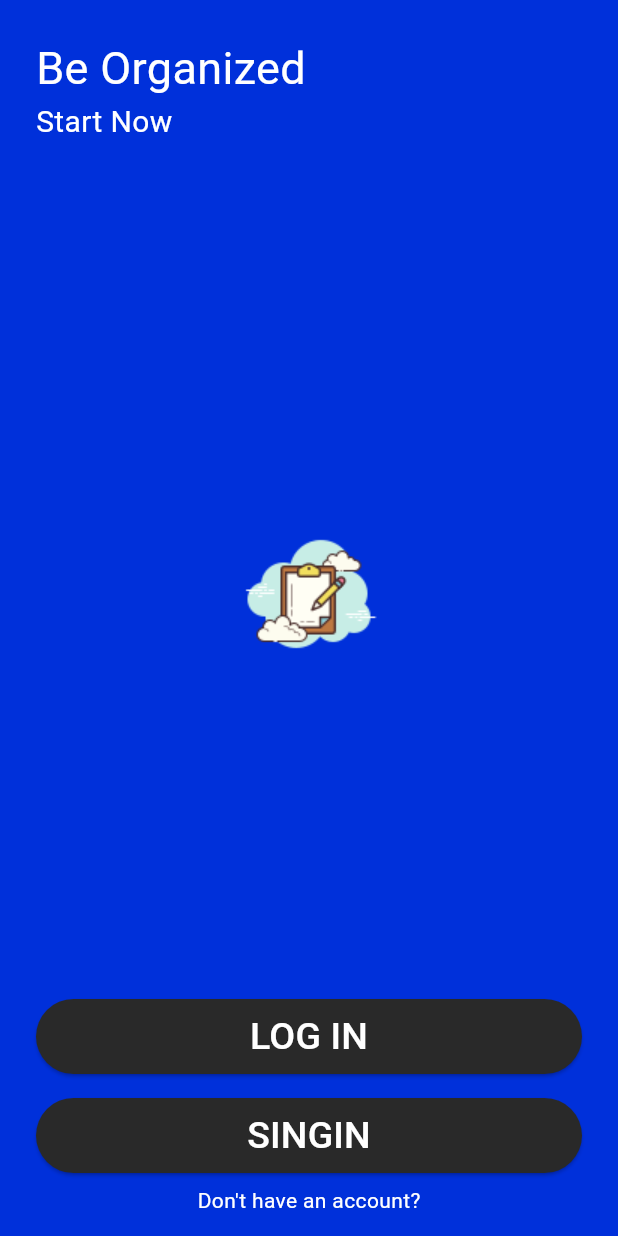
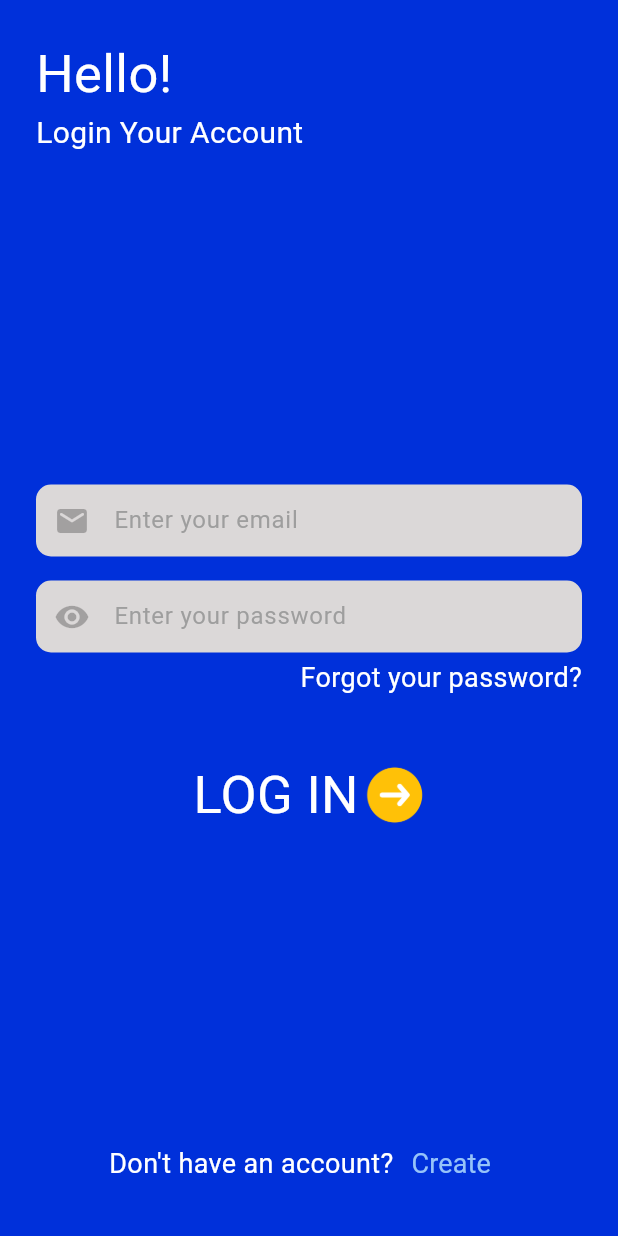
Before and after one commit to mst-zannathi-khatun/mytask, a Flutter app: the screen it shows after launch, after a tap on "LOG IN", on a phone screen of 412 x 824 dp. Run offline on Flutter 3.47's test engine with Material 3 defaults, Android fonts, the phone set to English and light mode, and no system bars.

Commit message:
Login Screen UI Design Completed

```diff
--- a/lib/main.dart
+++ b/lib/main.dart
@@ -3,11 +3,12 @@ import 'package:mytask/ui/screens/splash_screen.dart';
 import 'package:mytask/ui/style/coustom_colors.dart';
 
 void main() {
-  runApp(MyTask());
+  runApp(const MyTask());
 }
 
 class MyTask extends StatelessWidget {
   const MyTask({super.key});
+
   @override
   Widget build(BuildContext context) {
     return MaterialApp(
@@ -15,7 +16,7 @@ class MyTask extends StatelessWidget {
       theme: ThemeData(
         scaffoldBackgroundColor: MyTaskThemeColor.primaryColor,
       ),
-      home: SplashScreen(),
+      home: const SplashScreen(),
     );
   }
 }
--- /dev/null
+++ b/lib/ui/screens/login_screen.dart
@@ -0,0 +1,103 @@
+import 'package:flutter/material.dart';
+import 'package:mytask/ui/style/coustom_textstyle.dart';
+import '../widgets/TextFormFieldWidget.dart';
+
+class LoginScreen extends StatefulWidget {
+  const LoginScreen({super.key});
+
+  @override
+  State<LoginScreen> createState() => _LoginScreenState();
+}
+
+class _LoginScreenState extends State<LoginScreen> {
+  @override
+  Widget build(BuildContext context) {
+    return Scaffold(
+      body: Padding(
+        padding: const EdgeInsets.all(24),
+        child: Column(
+          crossAxisAlignment: CrossAxisAlignment.start,
+          children: [
+            Text(
+              "Hello!",
+              style: MyTaskTextStyle.headTextStyle,
+            ),
+            Text(
+              "Login Your Account",
+              style: MyTaskTextStyle.secondTextStyle,
+            ),
+            const SizedBox(
+              height: 220,
+            ),
+            const SizedBox(
+              width: double.infinity,
+              child: TextFormFieldWidget(
+                prefixIcons: Icon(Icons.email_rounded),
+                hintText: "Enter your email",
+              ),
+            ),
+            const SizedBox(
+              height: 16,
+            ),
+            const SizedBox(
+              width: double.infinity,
+              child: TextFormFieldWidget(
+                prefixIcons: Icon(Icons.remove_red_eye_sharp),
+                hintText: "Enter your password",
+              ),
+            ),
+            const SizedBox(
+              height: 4,
+            ),
+            Align(
+              alignment: Alignment.centerRight,
+              child: Text(
+                "Forgot your password?",
+                style: MyTaskTextStyle.smallTextStyle,
+              ),
+            ),
+            const SizedBox(
+              height: 40, // Adjusted spacing as needed
+            ),
+            Row(
+              mainAxisAlignment: MainAxisAlignment.center,
+              crossAxisAlignment: CrossAxisAlignment.center,
+              children: [
+                Text(
+                  "LOG IN",
+                  style: MyTaskTextStyle.buttonTextStyle,
+                ),
+                const SizedBox(
+                  width: 4,
+                ),
+                Image.asset(
+                  "assets/images/arrow.png",
+                  height: 40,
+                  width: 40,
+                ),
+              ],
+            ),
+            const Spacer(),
+            Row(
+              mainAxisAlignment: MainAxisAlignment.center,
+              crossAxisAlignment: CrossAxisAlignment.center,
+              children: [
+                Text(
+                  "Don't have an account?",
+                  style: MyTaskTextStyle.smallTextStyle,
+                ),
+                TextButton(
+                  onPressed: () {},
+                  child: Text(
+                    "Create",
+                    style: MyTaskTextStyle.buttonCreateText,
+                  ),
+                ),
+              ],
+            ),
+          ],
+        ),
+      ),
+    );
+  }
+}
--- a/lib/ui/screens/splash_screen.dart
+++ b/lib/ui/screens/splash_screen.dart
@@ -1,4 +1,5 @@
 import 'package:flutter/material.dart';
+import 'package:mytask/ui/screens/login_screen.dart';
 import '../style/coustom_textstyle.dart';
 import '../widgets/ElevatedButtonWidget.dart';
 
@@ -31,13 +32,18 @@ class SplashScreen extends StatelessWidget {
                 child: Image.asset("assets/images/logo.png")),
           ),
           const SizedBox(
-            height: 120,
+            height: 100,
           ),
           SizedBox(
             height: 50,
             width: double.infinity,
             child: ElevatedButtonWidget(
-              onPressed: () {},
+              onPressed: () {
+                Navigator.push(
+                    context,
+                    MaterialPageRoute(
+                        builder: (context) => const LoginScreen()));
+              },
               buttonText: "LOG IN",
             ),
           ),
@@ -49,7 +55,7 @@ class SplashScreen extends StatelessWidget {
             width: double.infinity,
             child: ElevatedButtonWidget(
               onPressed: () {},
-              buttonText: "SINGIN",
+              buttonText: "SING IN",
             ),
           ),
           const SizedBox(
--- a/lib/ui/style/coustom_colors.dart
+++ b/lib/ui/style/coustom_colors.dart
@@ -2,6 +2,8 @@
 import 'package:flutter/material.dart';
 
 class MyTaskThemeColor {
-  static Color primaryColor = Color(0xff0030DA);
-  static Color lightBlack = Color(0xff292929);
+  static Color primaryColor = const Color(0xff0030DA);
+  static Color lightBlack = const Color(0xff292929);
+  static Color greyColor = const Color(0xffDBD8D8);
+  static Color lightBlue = const Color(0xff96C3F9);
 }
--- a/lib/ui/style/coustom_textstyle.dart
+++ b/lib/ui/style/coustom_textstyle.dart
@@ -1,25 +1,35 @@
 import 'package:flutter/material.dart';
+import 'coustom_colors.dart';
 
-
-
-class MyTaskTextStyle{
-
-  static TextStyle headTextStyle = TextStyle(
-    fontSize: 30,
+class MyTaskTextStyle {
+  static TextStyle headTextStyle = const TextStyle(
+    fontSize: 35,
     fontWeight: FontWeight.normal,
     color: Colors.white,
   );
 
-  static TextStyle secondTextStyle = TextStyle(
+  static TextStyle secondTextStyle = const TextStyle(
     fontSize: 20,
     fontWeight: FontWeight.normal,
     color: Colors.white,
   );
 
-  static TextStyle smallTextStyle = TextStyle(
-    fontSize: 14,
+  static TextStyle smallTextStyle = const TextStyle(
+    fontSize: 18,
     fontWeight: FontWeight.normal,
     color: Colors.white,
   );
 
+  static TextStyle buttonTextStyle = const TextStyle(
+    fontSize: 35,
+    fontWeight: FontWeight.normal,
+    color: Colors.white,
+  );
+
+  static TextStyle buttonCreateText =  TextStyle(
+    fontSize: 18,
+    fontWeight: FontWeight.normal,
+    color: MyTaskThemeColor.lightBlue,
+  );
+
 }
--- a/lib/ui/widgets/ElevatedButtonWidget.dart
+++ b/lib/ui/widgets/ElevatedButtonWidget.dart
@@ -7,21 +7,21 @@ class ElevatedButtonWidget extends StatelessWidget {
   final String buttonText;
 
   const ElevatedButtonWidget({
-    Key? key,
+    super.key,
     required this.onPressed,
     required this.buttonText,
-  }) : super(key: key);
+  });
 
   @override
   Widget build(BuildContext context) {
     return ElevatedButton(
       onPressed: onPressed,
+      style: ElevatedButton.styleFrom(
+        backgroundColor: MyTaskThemeColor.lightBlack,
+      ),
       child: Text(
         buttonText,
-        style: TextStyle(color: Colors.white, fontSize: 25),
-      ),
-      style: ElevatedButton.styleFrom(
-        backgroundColor: MyTaskThemeColor.lightBlack,
+        style: const TextStyle(color: Colors.white, fontSize: 25),
       ),
     );
   }
--- /dev/null
+++ b/lib/ui/widgets/TextFormFieldWidget.dart
@@ -0,0 +1,32 @@
+import 'package:flutter/material.dart';
+import '../style/coustom_colors.dart';
+
+class TextFormFieldWidget extends StatelessWidget {
+  final Icon prefixIcons;
+  final String hintText;
+
+  const TextFormFieldWidget({
+    super.key,
+    required this.prefixIcons,
+    required this.hintText,
+  });
+
+  @override
+  Widget build(BuildContext context) {
+    return TextFormField(
+      decoration: InputDecoration(
+        border: OutlineInputBorder(
+          borderSide: BorderSide.none,
+          borderRadius: BorderRadius.circular(10),
+        ),
+        fillColor: MyTaskThemeColor.greyColor,
+        hintText: hintText,
+        hintStyle: const TextStyle(color: Colors.grey),
+        filled: true,
+        prefixIcon: prefixIcons,
+        prefixIconColor: Colors.black26,
+        contentPadding: const EdgeInsets.all(0),
+      ),
+    );
+  }
+}
```
Also changed, not shown: assets/images/arrow.png (added).
